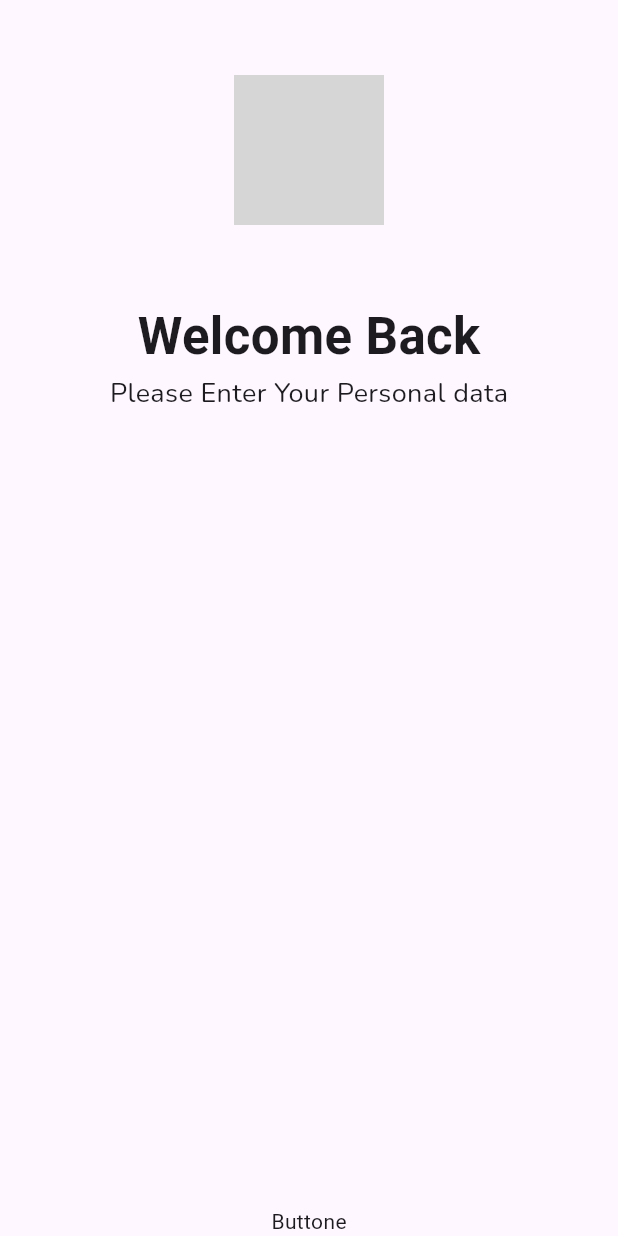
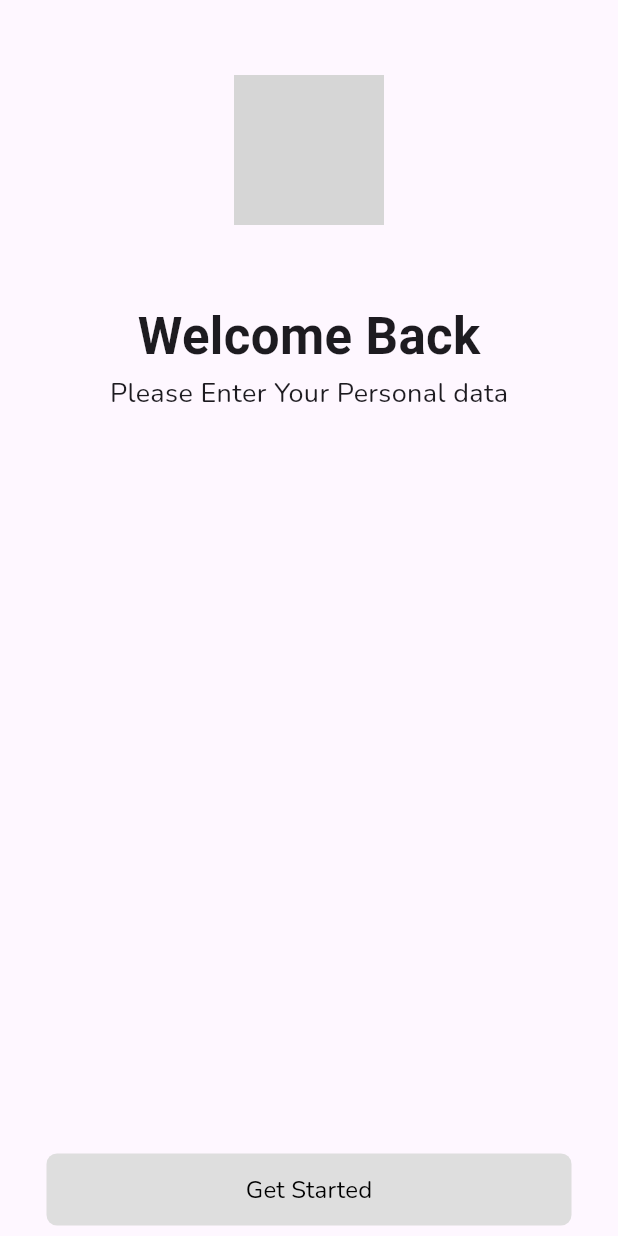
Before and after one commit to Geisrek/Smart-Plots, a Flutter app: the screen it shows after launch, on a phone screen of 412 x 824 dp. Run offline on Flutter 3.47's test engine with Material 3 defaults, Android fonts, the phone set to English and light mode, and no system bars; grey boxes are pictures that could not be loaded.

Commit message:
adjust the Button attribute

```diff
--- a/smart plots/lib/Button.dart
+++ b/smart plots/lib/Button.dart
@@ -8,6 +8,6 @@ class Button extends StatelessWidget {
 
   @override
   Widget build(BuildContext context) {
-    return Container(height: 48,width: 350,child:  ElevatedButton(onPressed: this.onPress, child: Text(this.text)),decoration: BoxDecoration(),);
+    return Container(margin: EdgeInsets.only(bottom: 7),height: 48,width: 350,child:  ElevatedButton(style: ElevatedButton.styleFrom(elevation: 0,backgroundColor: Color(0x0000)),onPressed: this.onPress,child: Text(this.text,style: TextStyle(fontSize: 16,fontFamily: 'Nunito',fontWeight: FontWeight.w100,color: Colors.black ),)),decoration: BoxDecoration(color: Color(0xFFDEDEDE),borderRadius: BorderRadius.circular(7)),);
   }
 }
--- a/smart plots/lib/WelcomPage.dart
+++ b/smart plots/lib/WelcomPage.dart
@@ -1,5 +1,5 @@
 import 'package:flutter/material.dart';
-
+import './Button.dart';
 class WelcomePage extends StatelessWidget {
   const WelcomePage({super.key});
 
@@ -10,7 +10,7 @@ class WelcomePage extends StatelessWidget {
         child:Image.asset("./images/Smartplots.png"),
 
       )),],)),)),
-      body: Container(child: Center(child: Column(mainAxisAlignment: MainAxisAlignment.spaceBetween,children: [Column(children:<Widget>[Text("Welcome Back",style: TextStyle(fontSize: 34,fontWeight: FontWeight.bold),),Text("Please Enter Your Personal data",style: TextStyle(fontSize: 18,fontWeight: FontWeight.normal,fontFamily: 'Nunito'))],),Text("Buttone")],),),
+      body: Container(child: Center(child: Column(mainAxisAlignment: MainAxisAlignment.spaceBetween,children: [Column(children:<Widget>[Text("Welcome Back",style: TextStyle(fontSize: 34,fontWeight: FontWeight.bold),),Text("Please Enter Your Personal data",style: TextStyle(fontSize: 18,fontWeight: FontWeight.normal,fontFamily: 'Nunito'))],),Button(onPress:(){}, text:"Get Started")],),),
     ));
   }
 }
```
